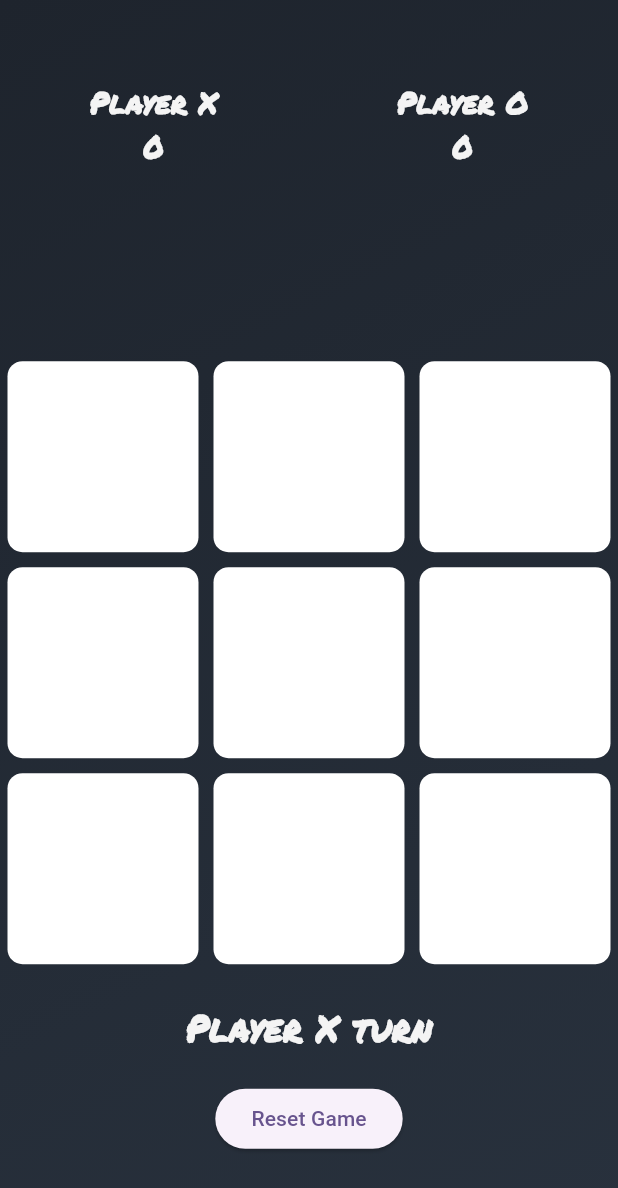
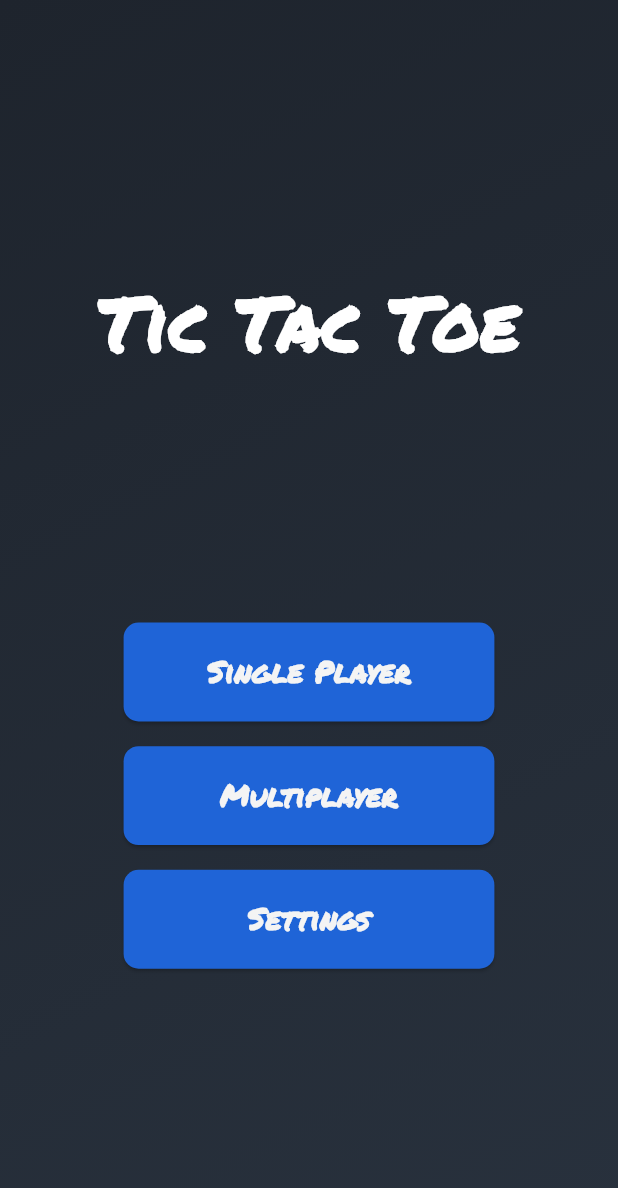
Before and after one commit to SouhailKrs/Flutter-Tic-Tac-Toe, a Flutter app: the screen it shows after launch, on a phone screen of 412 x 824 dp. Shown: the top 1188 px of the screen. Run offline on Flutter 3.47's test engine with Material 2 defaults, Android fonts, the phone set to English and light mode, and no system bars; our stand-ins replace google_fonts, sizer.

Commit message:
player turn indicator

```diff
--- a/lib/main.dart
+++ b/lib/main.dart
@@ -1,5 +1,6 @@
 import 'package:flutter/material.dart';
 import 'package:flutter_tic_tac_toe/screens/game_screen.dart';
+import 'package:flutter_tic_tac_toe/screens/main_menu.dart';
 import 'package:sizer/sizer.dart';
 
 void main() {
@@ -21,7 +22,7 @@ class MyApp extends StatelessWidget {
             colorScheme: ColorScheme.fromSeed(seedColor: Colors.deepPurple),
             useMaterial3: true,
           ),
-          home:  GameScreen(),
+          home:  MainMenu(),
         );
       },
     );
--- a/lib/screens/colors.dart
+++ b/lib/screens/colors.dart
@@ -5,5 +5,6 @@ class GameColors{
   static const kPurple = Color(0xffaf73fd);
   static const kBackground = Color(0xff28313D);
   static const kWhitish = Color(0xffF4F4F4);
-  static const dividerColor = Color(0xff5a76e1);
+  static const kBlueColor = Color(0xff1f64d7);
+  static const kBackgroundDarker = Color(0xff12171c);
 }
--- a/lib/screens/game_screen.dart
+++ b/lib/screens/game_screen.dart
@@ -89,7 +89,9 @@ class _GameScreenState extends State<GameScreen> {
             ScoreBoard(
               playerXScore: _checkWin('X') ? 1 : 0,
               playerOScore: _checkWin('O') ? 1 : 0,
+              isTurn: currentPlayer == 'X',
             ),
+
             SizedBox(
               height: 15.h,
             ),
@@ -136,12 +138,7 @@ class _GameScreenState extends State<GameScreen> {
               itemCount: 9,
             ),
             const SizedBox(height: 20),
-            Text('Player $currentPlayer turn',
-                style: TextStyle(
-                    fontSize: 24,
-                    fontWeight: FontWeight.bold,
-                    fontFamily: GoogleFonts.permanentMarker().fontFamily,
-                    color: GameColors.kWhitish)),
+
             const SizedBox(height: 20),
             ElevatedButton(
               onPressed: _resetGame,
--- /dev/null
+++ b/lib/screens/main_menu.dart
@@ -0,0 +1,111 @@
+import 'package:flutter/material.dart';
+import 'package:flutter_tic_tac_toe/screens/colors.dart';
+import 'package:google_fonts/google_fonts.dart';
+import 'package:sizer/sizer.dart';
+
+import 'game_screen.dart';
+
+
+class MainMenu extends StatelessWidget {
+  const MainMenu({super.key});
+
+
+
+
+
+  @override
+  Widget build(BuildContext context) {
+    return Scaffold(
+
+      body: Container(
+        decoration: const BoxDecoration(
+          gradient: LinearGradient(
+            begin: Alignment.topLeft,
+            end: Alignment.bottomRight,
+            colors: [
+              Color(0xff1e242d),
+              Color(0xff28313D),
+            ],
+          ),
+        ),
+        child: Center(
+          child: Column(
+            mainAxisAlignment: MainAxisAlignment.center,
+            children: [
+              Text(
+                'Tic Tac Toe',
+                style: TextStyle(
+                  fontSize: 50,
+                  fontWeight: FontWeight.bold,
+                  fontFamily:
+                  GoogleFonts.permanentMarker().fontFamily,
+
+                  color: Colors.white,
+                ),
+              ),
+              SizedBox(height: 20.h),
+              MainMenuButtons(
+                btnText: 'Single Player',
+                onPressed: () {
+                  Navigator.pushNamed(context, '/game_screen');
+                },
+              ),
+              SizedBox(height: 2.h),
+              MainMenuButtons(
+                btnText: 'Multiplayer',
+                onPressed: () {
+                  Navigator.push(context, MaterialPageRoute(builder: (context) => const GameScreen()));
+                },
+              ),
+              SizedBox(height: 2.h),
+              MainMenuButtons(
+                btnText: 'Settings',
+                onPressed: () {
+                  Navigator.pushNamed(context, '/settings_screen');
+                },
+              ),
+            ],
+          ),
+        ),
+      ),
+
+    );
+  }
+}
+
+
+
+
+class MainMenuButtons extends StatelessWidget {
+  const MainMenuButtons({super.key, required this.btnText, required this.onPressed});
+  final String btnText;
+  final void  Function() onPressed;
+  @override
+  Widget build(BuildContext context) {
+    return SizedBox(
+      width: 60.w,
+      height: 8.h,
+      child: ElevatedButton(
+
+        onPressed: onPressed,
+        style: ElevatedButton.styleFrom(
+          backgroundColor: GameColors.kBlueColor,
+
+          shape: RoundedRectangleBorder(
+            borderRadius: BorderRadius.circular(10),
+          ),
+        ),
+        child: Text(
+          btnText,
+          style:  TextStyle
+            (
+            color: GameColors.kWhitish,
+            fontFamily: GoogleFonts.permanentMarker().fontFamily,
+            fontSize: 20,
+            fontWeight: FontWeight.bold,
+          ),
+        ),
+      ),
+    );
+  }
+}
--- a/lib/widgets/scoreboard.dart
+++ b/lib/widgets/scoreboard.dart
@@ -1,16 +1,27 @@
 import 'package:flutter/material.dart';
 import 'package:google_fonts/google_fonts.dart';
+import 'package:sizer/sizer.dart';
 import '../screens/colors.dart';
 
 class ScoreBoard extends StatelessWidget {
-  const ScoreBoard({super.key, required this.playerXScore, required this.playerOScore});
+  const ScoreBoard({super.key, required this.playerXScore, required this.playerOScore, required this.isTurn});
   final int playerXScore;
   final int playerOScore;
+  final bool isTurn ;
 
   // Common function to create Text widgets with shared styles
-  Widget _buildPlayerScore(String playerLabel, int score) {
-    return Column(
+  Widget _buildPlayerScore(String playerLabel, int score , bool isTurn ) {
+    return Container(
+
+      padding:  EdgeInsets.all(5.0.w),
+  decoration: BoxDecoration(
+    color: GameColors.kBackgroundDarker,
+      borderRadius: BorderRadius.circular(3.0.w),
+border: isTurn ? Border.all(color: GameColors.kBlueColor, width: 0.5.w) : null,
+  ),
+      child: Column(
         children: [
+
           Text(
             playerLabel,
             style: TextStyle(
@@ -30,6 +41,7 @@ class ScoreBoard extends StatelessWidget {
             ),
           ),
         ],
+      ),
     );
   }
 
@@ -38,8 +50,8 @@ class ScoreBoard extends StatelessWidget {
     return Row(
       mainAxisAlignment: MainAxisAlignment.spaceAround,
       children: [
-        _buildPlayerScore('Player X', playerXScore),
-        _buildPlayerScore('Player O', playerOScore),
+        _buildPlayerScore('Player X', playerXScore , isTurn),
+        _buildPlayerScore('Player O', playerOScore , !isTurn),
       ],
     );
   }
```
Lines whose indentation alone changed are shown as unchanged.
